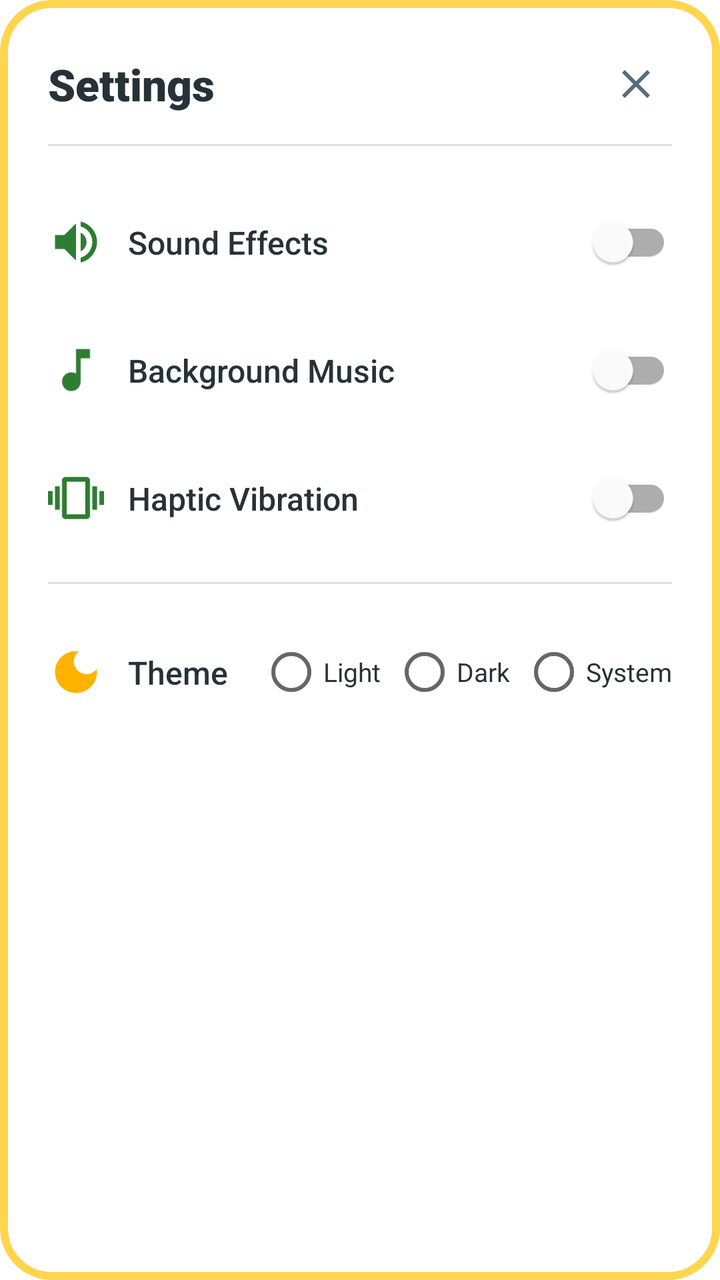
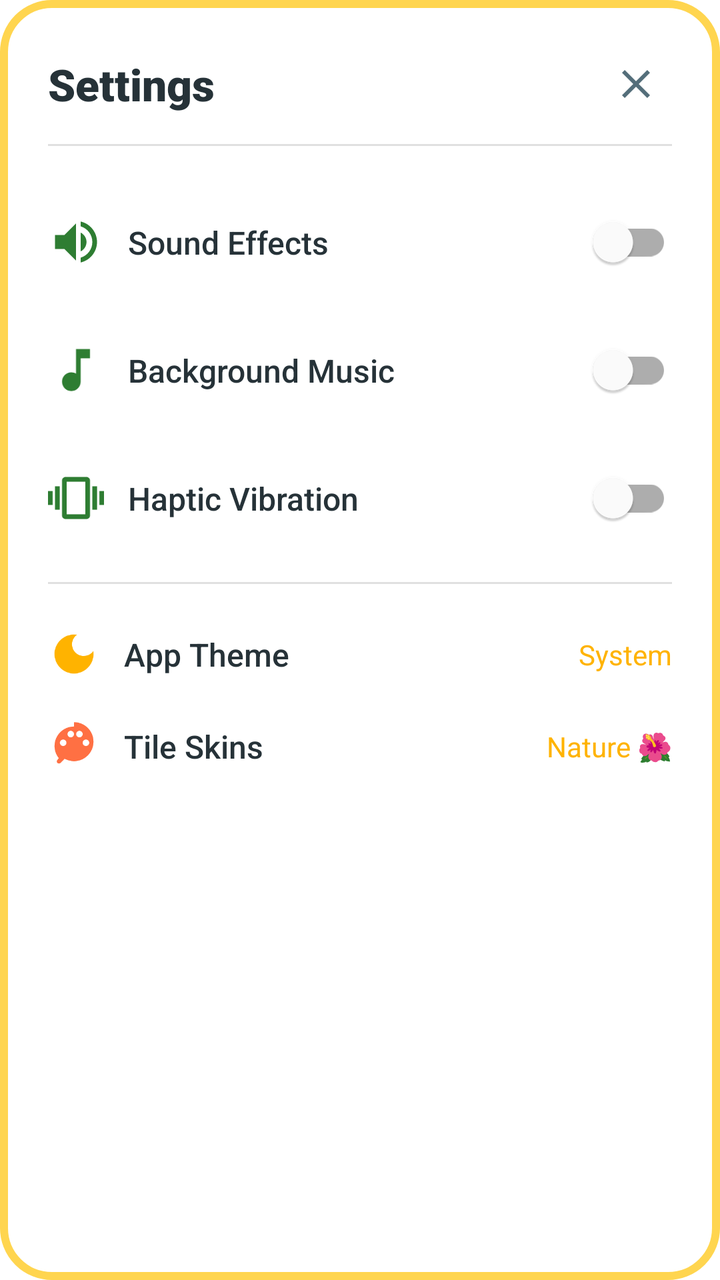

Two renders of the same Android screen: before a commit and after it. Below are the layout's source before the change and the commit's diff.
<!-- AndroidManifest.xml: application theme Theme.Trinity -->
<!-- res/layout/dialog_settings.xml -->
<?xml version="1.0" encoding="utf-8"?>
<LinearLayout xmlns:android="http://schemas.android.com/apk/res/android"
    xmlns:app="http://schemas.android.com/apk/res-auto"
    android:layout_width="match_parent"
    android:layout_height="wrap_content"
    android:background="@drawable/bg_dialog_card"
    android:orientation="vertical"
    android:padding="24dp">

    
    <androidx.constraintlayout.widget.ConstraintLayout
        android:layout_width="match_parent"
        android:layout_height="wrap_content">

        <TextView
            android:layout_width="wrap_content"
            android:layout_height="wrap_content"
            android:fontFamily="sans-serif-black"
            android:text="@string/settings"
            android:textColor="@color/text_dark"
            android:textSize="22sp"
            app:layout_constraintBottom_toBottomOf="parent"
            app:layout_constraintStart_toStartOf="parent"
            app:layout_constraintTop_toTopOf="parent" />

        <ImageButton
            android:id="@+id/btnCloseSettings"
            android:layout_width="36dp"
            android:layout_height="36dp"
            android:background="?android:attr/selectableItemBackgroundBorderless"
            android:contentDescription="@null"
            android:src="@drawable/ic_close"
            app:layout_constraintBottom_toBottomOf="parent"
            app:layout_constraintEnd_toEndOf="parent"
            app:layout_constraintTop_toTopOf="parent" />
    </androidx.constraintlayout.widget.ConstraintLayout>

    <View
        android:layout_width="match_parent"
        android:layout_height="1dp"
        android:layout_marginTop="12dp"
        android:layout_marginBottom="16dp"
        android:background="#E0E0E0" />

    
    <androidx.constraintlayout.widget.ConstraintLayout
        android:layout_width="match_parent"
        android:layout_height="wrap_content"
        android:paddingVertical="8dp">

        <ImageView
            android:id="@+id/ivSoundIcon"
            android:layout_width="28dp"
            android:layout_height="28dp"
            android:contentDescription="@null"
            android:src="@drawable/ic_volume_up"
            app:layout_constraintBottom_toBottomOf="parent"
            app:layout_constraintStart_toStartOf="parent"
            app:layout_constraintTop_toTopOf="parent" />

        <TextView
            android:layout_width="wrap_content"
            android:layout_height="wrap_content"
            android:layout_marginStart="12dp"
            android:fontFamily="sans-serif-medium"
            android:text="@string/sound_effects"
            android:textColor="@color/text_dark"
            android:textSize="16sp"
            app:layout_constraintBottom_toBottomOf="parent"
            app:layout_constraintStart_toEndOf="@+id/ivSoundIcon"
            app:layout_constraintTop_toTopOf="parent" />

        <com.google.android.material.switchmaterial.SwitchMaterial
            android:id="@+id/switchSound"
            android:layout_width="wrap_content"
            android:layout_height="wrap_content"
            app:layout_constraintBottom_toBottomOf="parent"
            app:layout_constraintEnd_toEndOf="parent"
            app:layout_constraintTop_toTopOf="parent" />
    </androidx.constraintlayout.widget.ConstraintLayout>

    
    <androidx.constraintlayout.widget.ConstraintLayout
        android:layout_width="match_parent"
        android:layout_height="wrap_content"
        android:paddingVertical="8dp">

        <ImageView
            android:id="@+id/ivMusicIcon"
            android:layout_width="28dp"
            android:layout_height="28dp"
            android:contentDescription="@null"
            android:src="@drawable/ic_music_note"
            app:layout_constraintBottom_toBottomOf="parent"
            app:layout_constraintStart_toStartOf="parent"
            app:layout_constraintTop_toTopOf="parent" />

        <TextView
            android:layout_width="wrap_content"
            android:layout_height="wrap_content"
            android:layout_marginStart="12dp"
            android:fontFamily="sans-serif-medium"
            android:text="@string/music"
            android:textColor="@color/text_dark"
            android:textSize="16sp"
            app:layout_constraintBottom_toBottomOf="parent"
            app:layout_constraintStart_toEndOf="@+id/ivMusicIcon"
            app:layout_constraintTop_toTopOf="parent" />

        <com.google.android.material.switchmaterial.SwitchMaterial
            android:id="@+id/switchMusic"
            android:layout_width="wrap_content"
            android:layout_height="wrap_content"
            app:layout_constraintBottom_toBottomOf="parent"
            app:layout_constraintEnd_toEndOf="parent"
            app:layout_constraintTop_toTopOf="parent" />
    </androidx.constraintlayout.widget.ConstraintLayout>

    
    <androidx.constraintlayout.widget.ConstraintLayout
        android:layout_width="match_parent"
        android:layout_height="wrap_content"
        android:paddingVertical="8dp">

        <ImageView
            android:id="@+id/ivVibIcon"
            android:layout_width="28dp"
            android:layout_height="28dp"
            android:contentDescription="@null"
            android:src="@drawable/ic_vibration"
            app:layout_constraintBottom_toBottomOf="parent"
            app:layout_constraintStart_toStartOf="parent"
            app:layout_constraintTop_toTopOf="parent" />

        <TextView
            android:layout_width="wrap_content"
            android:layout_height="wrap_content"
            android:layout_marginStart="12dp"
            android:fontFamily="sans-serif-medium"
            android:text="@string/vibration"
            android:textColor="@color/text_dark"
            android:textSize="16sp"
            app:layout_constraintBottom_toBottomOf="parent"
            app:layout_constraintStart_toEndOf="@+id/ivVibIcon"
            app:layout_constraintTop_toTopOf="parent" />

        <com.google.android.material.switchmaterial.SwitchMaterial
            android:id="@+id/switchVibration"
            android:layout_width="wrap_content"
            android:layout_height="wrap_content"
            app:layout_constraintBottom_toBottomOf="parent"
            app:layout_constraintEnd_toEndOf="parent"
            app:layout_constraintTop_toTopOf="parent" />
    </androidx.constraintlayout.widget.ConstraintLayout>

    <View
        android:layout_width="match_parent"
        android:layout_height="1dp"
        android:layout_marginTop="10dp"
        android:layout_marginBottom="12dp"
        android:background="#E0E0E0" />

    
    <androidx.constraintlayout.widget.ConstraintLayout
        android:layout_width="match_parent"
        android:layout_height="wrap_content"
        android:paddingVertical="8dp">

        <ImageView
            android:id="@+id/ivThemeIcon"
            android:layout_width="28dp"
            android:layout_height="28dp"
            android:contentDescription="@null"
            android:src="@drawable/ic_theme_mode"
            app:layout_constraintBottom_toBottomOf="parent"
            app:layout_constraintStart_toStartOf="parent"
            app:layout_constraintTop_toTopOf="parent" />

        <TextView
            android:id="@+id/tvThemeTitle"
            android:layout_width="wrap_content"
            android:layout_height="wrap_content"
            android:layout_marginStart="12dp"
            android:fontFamily="sans-serif-medium"
            android:text="@string/theme_title"
            android:textColor="@color/text_dark"
            android:textSize="16sp"
            app:layout_constraintBottom_toBottomOf="parent"
            app:layout_constraintStart_toEndOf="@+id/ivThemeIcon"
            app:layout_constraintTop_toTopOf="parent" />

        <RadioGroup
            android:id="@+id/rgTheme"
            android:layout_width="wrap_content"
            android:layout_height="wrap_content"
            android:orientation="horizontal"
            app:layout_constraintBottom_toBottomOf="parent"
            app:layout_constraintEnd_toEndOf="parent"
            app:layout_constraintTop_toTopOf="parent">

            <RadioButton
                android:id="@+id/rbThemeLight"
                android:layout_width="wrap_content"
                android:layout_height="wrap_content"
                android:fontFamily="sans-serif"
                android:text="@string/theme_light"
                android:textColor="@color/text_dark"
                android:textSize="13sp" />

            <RadioButton
                android:id="@+id/rbThemeDark"
                android:layout_width="wrap_content"
                android:layout_height="wrap_content"
                android:layout_marginStart="6dp"
                android:fontFamily="sans-serif"
                android:text="@string/theme_dark"
                android:textColor="@color/text_dark"
                android:textSize="13sp" />

            <RadioButton
                android:id="@+id/rbThemeSystem"
                android:layout_width="wrap_content"
                android:layout_height="wrap_content"
                android:layout_marginStart="6dp"
                android:fontFamily="sans-serif"
                android:text="@string/theme_system"
                android:textColor="@color/text_dark"
                android:textSize="13sp" />
        </RadioGroup>
    </androidx.constraintlayout.widget.ConstraintLayout>

</LinearLayout>
<!-- resources referenced by this layout -->
<resources>
  <color name="text_dark">#263238</color>
  <!-- drawable bg_dialog_card (drawable) -->
  <?xml version="1.0" encoding="utf-8"?>
  <shape xmlns:android="http://schemas.android.com/apk/res/android"
      android:shape="rectangle">
      <corners android:radius="24dp" />
      <solid android:color="@color/dialog_bg" />
      <stroke
          android:width="4dp"
          android:color="#FFD54F" />
  </shape>
  <!-- drawable ic_close (drawable) -->
  <vector xmlns:android="http://schemas.android.com/apk/res/android"
      android:width="24dp"
      android:height="24dp"
      android:viewportWidth="24"
      android:viewportHeight="24">
      <path
          android:fillColor="#546E7A"
          android:pathData="M19,6.41L17.59,5 12,10.59 6.41,5 5,6.41 10.59,12 5,17.59 6.41,19 12,13.41 17.59,19 19,17.59 13.41,12z" />
  </vector>
  <!-- drawable ic_music_note (drawable) -->
  <vector xmlns:android="http://schemas.android.com/apk/res/android"
      android:width="24dp"
      android:height="24dp"
      android:viewportWidth="24"
      android:viewportHeight="24">
      <path
          android:fillColor="#2E7D32"
          android:pathData="M12,3v10.55c-0.59,-0.34 -1.27,-0.55 -2,-0.55 -2.21,0 -4,1.79 -4,4s1.79,4 4,4 4,-1.79 4,-4V7h4V3h-6z" />
  </vector>
  <!-- drawable ic_theme_mode (drawable) -->
  <vector xmlns:android="http://schemas.android.com/apk/res/android"
      android:width="24dp"
      android:height="24dp"
      android:viewportWidth="24"
      android:viewportHeight="24">
      <path
          android:fillColor="#FFB300"
          android:pathData="M12,3c-4.97,0 -9,4.03 -9,9s4.03,9 9,9s9,-4.03 9,-9c0,-0.46 -0.04,-0.92 -0.1,-1.36c-0.98,1.37 -2.58,2.26 -4.4,2.26c-2.98,0 -5.4,-2.42 -5.4,-5.4c0,-1.81 0.89,-3.42 2.26,-4.4C12.92,3.04 12.46,3 12,3z" />
  </vector>
  <!-- drawable ic_vibration (drawable) -->
  <vector xmlns:android="http://schemas.android.com/apk/res/android"
      android:width="24dp"
      android:height="24dp"
      android:viewportWidth="24"
      android:viewportHeight="24">
      <path
          android:fillColor="#2E7D32"
          android:pathData="M0,15h2V9H0v6zm3,2h2V7H3v10zm19,-8v6h2V9h-2zm-3,8h2V7h-2v10zM16.5,3h-9C6.67,3 6,3.67 6,4.5v15c0,0.83 0.67,1.5 1.5,1.5h9c0.83,0 1.5,-0.67 1.5,-1.5v-15c0,-0.83 -0.67,-1.5 -1.5,-1.5zM16,19H8V5h8v14z" />
  </vector>
  <string name="music">Background Music</string>
  <string name="settings">Settings</string>
  <string name="sound_effects">Sound Effects</string>
  <string name="theme_dark">Dark</string>
  <string name="theme_light">Light</string>
  <string name="theme_system">System</string>
  <string name="theme_title">Theme</string>
  <string name="vibration">Haptic Vibration</string>
  <color name="dialog_bg">#FFFFFF</color>
  <color name="primary">#2E7D32</color>
  <color name="primary_dark">#1B5E20</color>
  <color name="text_light">#FFFFFF</color>
  <color name="accent_gold">#FFB300</color>
  <!-- unchanged entries left out for length: 2 -->
</resources>

<!-- the commit's change to res/layout/dialog_settings.xml (unified diff, before → after) -->
@@ -162,14 +162,18 @@
 
     
     <androidx.constraintlayout.widget.ConstraintLayout
-        android:layout_width="match_parent"
-        android:layout_height="wrap_content"
-        android:paddingVertical="8dp">
+        android:id="@+id/rowThemeSettings"
+        android:layout_width="match_parent"
+        android:layout_height="wrap_content"
+        android:background="?android:attr/selectableItemBackground"
+        android:clickable="true"
+        android:focusable="true"
+        android:paddingVertical="10dp">
 
         <ImageView
             android:id="@+id/ivThemeIcon"
-            android:layout_width="28dp"
-            android:layout_height="28dp"
+            android:layout_width="26dp"
+            android:layout_height="26dp"
             android:contentDescription="@null"
             android:src="@drawable/ic_theme_mode"
             app:layout_constraintBottom_toBottomOf="parent"
@@ -182,51 +186,70 @@
             android:layout_height="wrap_content"
             android:layout_marginStart="12dp"
             android:fontFamily="sans-serif-medium"
-            android:text="@string/theme_title"
+            android:text="App Theme"
             android:textColor="@color/text_dark"
             android:textSize="16sp"
             app:layout_constraintBottom_toBottomOf="parent"
             app:layout_constraintStart_toEndOf="@+id/ivThemeIcon"
             app:layout_constraintTop_toTopOf="parent" />
 
-        <RadioGroup
-            android:id="@+id/rgTheme"
-            android:layout_width="wrap_content"
-            android:layout_height="wrap_content"
-            android:orientation="horizontal"
-            app:layout_constraintBottom_toBottomOf="parent"
-            app:layout_constraintEnd_toEndOf="parent"
-            app:layout_constraintTop_toTopOf="parent">
-
-            <RadioButton
-                android:id="@+id/rbThemeLight"
-                android:layout_width="wrap_content"
-                android:layout_height="wrap_content"
-                android:fontFamily="sans-serif"
-                android:text="@string/theme_light"
-                android:textColor="@color/text_dark"
-                android:textSize="13sp" />
-
-            <RadioButton
-                android:id="@+id/rbThemeDark"
-                android:layout_width="wrap_content"
-                android:layout_height="wrap_content"
-                android:layout_marginStart="6dp"
-                android:fontFamily="sans-serif"
-                android:text="@string/theme_dark"
-                android:textColor="@color/text_dark"
-                android:textSize="13sp" />
-
-            <RadioButton
-                android:id="@+id/rbThemeSystem"
-                android:layout_width="wrap_content"
-                android:layout_height="wrap_content"
-                android:layout_marginStart="6dp"
-                android:fontFamily="sans-serif"
-                android:text="@string/theme_system"
-                android:textColor="@color/text_dark"
-                android:textSize="13sp" />
-        </RadioGroup>
+        <TextView
+            android:id="@+id/tvCurrentThemeValue"
+            android:layout_width="wrap_content"
+            android:layout_height="wrap_content"
+            android:fontFamily="sans-serif-bold"
+            android:text="System"
+            android:textColor="@color/accent_gold"
+            android:textSize="14sp"
+            app:layout_constraintBottom_toBottomOf="parent"
+            app:layout_constraintEnd_toEndOf="parent"
+            app:layout_constraintTop_toTopOf="parent" />
+    </androidx.constraintlayout.widget.ConstraintLayout>
+
+    
+    <androidx.constraintlayout.widget.ConstraintLayout
+        android:id="@+id/rowSkinSettings"
+        android:layout_width="match_parent"
+        android:layout_height="wrap_content"
+        android:background="?android:attr/selectableItemBackground"
+        android:clickable="true"
+        android:focusable="true"
+        android:paddingVertical="10dp">
+
+        <ImageView
+            android:id="@+id/ivSkinIcon"
+            android:layout_width="26dp"
+            android:layout_height="26dp"
+            android:contentDescription="@null"
+            android:src="@drawable/ic_palette"
+            app:layout_constraintBottom_toBottomOf="parent"
+            app:layout_constraintStart_toStartOf="parent"
+            app:layout_constraintTop_toTopOf="parent" />
+
+        <TextView
+            android:id="@+id/tvSkinTitle"
+            android:layout_width="wrap_content"
+            android:layout_height="wrap_content"
+            android:layout_marginStart="12dp"
+            android:fontFamily="sans-serif-medium"
+            android:text="Tile Skins"
+            android:textColor="@color/text_dark"
+            android:textSize="16sp"
+            app:layout_constraintBottom_toBottomOf="parent"
+            app:layout_constraintStart_toEndOf="@+id/ivSkinIcon"
+            app:layout_constraintTop_toTopOf="parent" />
+
+        <TextView
+            android:id="@+id/tvCurrentSkinValue"
+            android:layout_width="wrap_content"
+            android:layout_height="wrap_content"
+            android:fontFamily="sans-serif-bold"
+            android:text="Nature 🌺"
+            android:textColor="@color/accent_gold"
+            android:textSize="14sp"
+            app:layout_constraintBottom_toBottomOf="parent"
+            app:layout_constraintEnd_toEndOf="parent"
+            app:layout_constraintTop_toTopOf="parent" />
     </androidx.constraintlayout.widget.ConstraintLayout>
 
 </LinearLayout>
<!-- resource entries referenced after the edit -->
@@ -31,6 +31,16 @@
           android:fillColor="#2E7D32"
           android:pathData="M12,3v10.55c-0.59,-0.34 -1.27,-0.55 -2,-0.55 -2.21,0 -4,1.79 -4,4s1.79,4 4,4 4,-1.79 4,-4V7h4V3h-6z" />
   </vector>
+  <!-- drawable ic_palette (drawable) -->
+  <vector xmlns:android="http://schemas.android.com/apk/res/android"
+      android:width="24dp"
+      android:height="24dp"
+      android:viewportWidth="24"
+      android:viewportHeight="24">
+      <path
+          android:fillColor="#FF7043"
+          android:pathData="M12,3c-4.97,0 -9,4.03 -9,9c0,2.12 0.74,4.07 1.97,5.61L4.35,18.4c-0.39,0.39 -0.39,1.02 0,1.41c0.39,0.39 1.02,0.39 1.41,0l1.9,-1.9C9.17,18.63 10.54,19 12,19c4.97,0 9,-4.03 9,-9c0,-4.97 -4.03,-9 -9,-9zM7,12c-0.83,0 -1.5,-0.67 -1.5,-1.5S6.17,9 7,9s1.5,0.67 1.5,1.5S7.83,12 7,12zM10.5,8c-0.83,0 -1.5,-0.67 -1.5,-1.5S9.67,5 10.5,5s1.5,0.67 1.5,1.5S11.33,8 10.5,8zM14.5,8c-0.83,0 -1.5,-0.67 -1.5,-1.5S13.67,5 14.5,5s1.5,0.67 1.5,1.5S15.33,8 14.5,8zM17.5,12c-0.83,0 -1.5,-0.67 -1.5,-1.5S16.67,9 17.5,9s1.5,0.67 1.5,1.5S18.33,12 17.5,12z" />
+  </vector>
   <!-- drawable ic_theme_mode (drawable) -->
   <vector xmlns:android="http://schemas.android.com/apk/res/android"
       android:width="24dp"
@@ -54,10 +64,6 @@
   <string name="music">Background Music</string>
   <string name="settings">Settings</string>
   <string name="sound_effects">Sound Effects</string>
-  <string name="theme_dark">Dark</string>
-  <string name="theme_light">Light</string>
-  <string name="theme_system">System</string>
-  <string name="theme_title">Theme</string>
   <string name="vibration">Haptic Vibration</string>
   <color name="dialog_bg">#FFFFFF</color>
   <color name="primary">#2E7D32</color>
